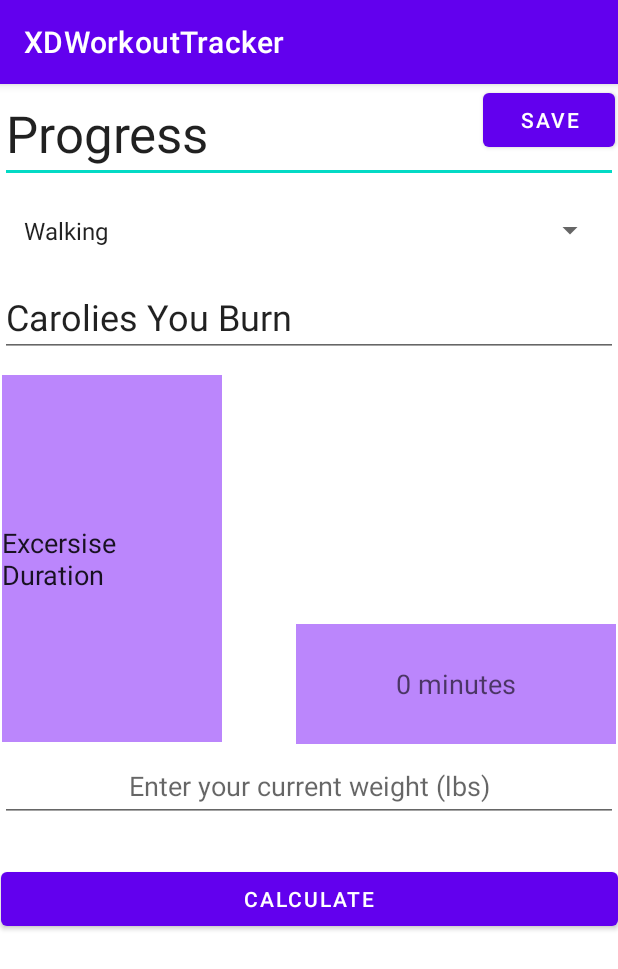
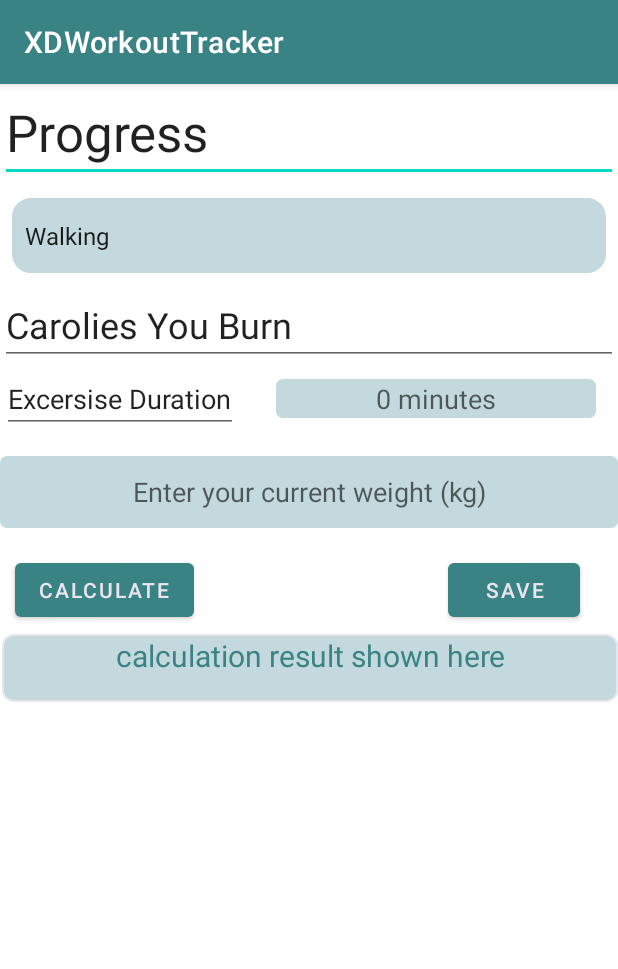
Before and after one commit to xmiao96/XDWorkoutTracker, an Android app: the progress screen opened directly, with no data from a screen before it, on a phone screen of 412 x 824 dp. Shown: the top 969 px of the screen. Run offline under Robolectric (Android 15) with nearby library versions, the phone set to English and light mode, and no system bars.

Commit message:
Style and layout change v1

```diff
--- a/app/src/main/java/com/example/xdworkouttracker/AlarmCardAdapter.java
+++ b/app/src/main/java/com/example/xdworkouttracker/AlarmCardAdapter.java
@@ -96,8 +96,8 @@ public class AlarmCardAdapter extends RecyclerView.Adapter<AlarmCardAdapter.Alar
 
     public void showDialogMessage(AlertModel currentAlert, Context context){
         AlertDialog.Builder alertDialog = new AlertDialog.Builder(context);
-        AlertDialog show = alertDialog.setTitle("Edit Alarm")
-                .setMessage("Do you want to edit this alarm?")
+        AlertDialog show = alertDialog.setTitle("Delete Alarm")
+                .setMessage("Do you want to delete this alarm?")
                 .setNegativeButton("Delete", new DialogInterface.OnClickListener() {
                     @Override
                     public void onClick(DialogInterface dialog, int clickPosition) {
--- /dev/null
+++ b/app/src/main/res/drawable/bg_shape.xml
@@ -0,0 +1,18 @@
+<?xml version="1.0" encoding="utf-8"?>
+<shape xmlns:android="http://schemas.android.com/apk/res/android">
+    <corners
+        android:bottomLeftRadius="10dp"
+        android:bottomRightRadius="10dp"
+        android:topLeftRadius="10dp"
+        android:topRightRadius="10dp" />
+    <solid android:color="@color/teal_1" />
+
+    <stroke
+        android:width="5dp"
+        android:color="@color/teal_1" />
+
+    <padding
+        android:bottom="1dp"
+        android:left="1dp"
+        android:right="1dp"
+        android:top="1dp" /></shape>
--- /dev/null
+++ b/app/src/main/res/drawable/bg_shape_2.xml
@@ -0,0 +1,18 @@
+<?xml version="1.0" encoding="utf-8"?>
+<shape xmlns:android="http://schemas.android.com/apk/res/android">
+    <corners
+        android:bottomLeftRadius="4dp"
+        android:bottomRightRadius="4dp"
+        android:topLeftRadius="4dp"
+        android:topRightRadius="4dp" />
+    <solid android:color="@color/teal_1" />
+
+    <stroke
+        android:width="1dp"
+        android:color="@color/teal_1" />
+
+    <padding
+        android:bottom="1dp"
+        android:left="1dp"
+        android:right="1dp"
+        android:top="1dp" /></shape>
--- /dev/null
+++ b/app/src/main/res/drawable/bg_shape_result.xml
@@ -0,0 +1,18 @@
+<?xml version="1.0" encoding="utf-8"?>
+<shape xmlns:android="http://schemas.android.com/apk/res/android">
+    <corners
+        android:bottomLeftRadius="7dp"
+        android:bottomRightRadius="7dp"
+        android:topLeftRadius="7dp"
+        android:topRightRadius="7dp" />
+    <solid android:color="@color/teal_1" />
+
+    <stroke
+        android:width="1dp"
+        android:color="@color/pink_50" />
+
+    <padding
+        android:bottom="1dp"
+        android:left="1dp"
+        android:right="1dp"
+        android:top="1dp" /></shape>
--- a/app/src/main/res/layout/activity_progress.xml
+++ b/app/src/main/res/layout/activity_progress.xml
@@ -6,44 +6,31 @@
     android:layout_height="match_parent"
     tools:context=".progress">
 
+    <LinearLayout
+        android:layout_width="match_parent"
+        android:layout_height="match_parent"
+        android:orientation="vertical"
+        app:layout_constraintEnd_toEndOf="parent"
+        app:layout_constraintHorizontal_bias="0.0"
+        app:layout_constraintStart_toStartOf="parent"
+        app:layout_constraintTop_toTopOf="parent">
+
+        <LinearLayout
+            android:layout_width="match_parent"
+            android:layout_height="68dp"
+            android:orientation="horizontal">
+
             <EditText
                 android:id="@+id/progress_title"
-        android:layout_width="0dp"
-        android:layout_height="wrap_content"
+                android:layout_width="match_parent"
+                android:layout_height="65dp"
                 android:layout_marginBottom="128dp"
                 android:ems="10"
                 android:inputType="textPersonName"
                 android:text="Progress"
-        android:textSize="34sp"
-        app:layout_constraintBottom_toTopOf="@+id/timeInput"
-        app:layout_constraintEnd_toEndOf="parent"
-        app:layout_constraintStart_toStartOf="parent"
-        app:layout_constraintTop_toTopOf="parent" />
+                android:textSize="34sp" />
 
-    <Button
-        android:id="@+id/save_btn"
-        android:layout_width="wrap_content"
-        android:layout_height="wrap_content"
-        android:layout_marginEnd="2dp"
-        android:text="Save"
-        app:layout_constraintEnd_toEndOf="parent"
-        app:layout_constraintTop_toTopOf="parent" />
-
-    <EditText
-        android:id="@+id/carolies_title"
-        android:layout_width="0dp"
-        android:layout_height="wrap_content"
-        android:ems="10"
-        android:inputType="none"
-        android:minHeight="48dp"
-        android:text="Carolies You Burn"
-        android:textSize="24sp"
-        app:layout_constraintBottom_toBottomOf="parent"
-        app:layout_constraintEnd_toEndOf="parent"
-        app:layout_constraintHorizontal_bias="0.0"
-        app:layout_constraintStart_toStartOf="parent"
-        app:layout_constraintTop_toBottomOf="@+id/progress_title"
-        app:layout_constraintVertical_bias="0.097" />
+        </LinearLayout>
 
         <Spinner
             android:id="@+id/spinner_activities"
@@ -53,80 +40,104 @@
             android:layout_marginTop="8dp"
             android:layout_marginEnd="8dp"
             android:layout_marginBottom="8dp"
+            android:background="@drawable/bg_shape"
+            android:dropDownWidth="wrap_content"
             android:entries="@array/activity_list"
-        app:layout_constraintBottom_toTopOf="@+id/carolies_title"
-        app:layout_constraintEnd_toEndOf="parent"
-        app:layout_constraintStart_toStartOf="parent"
-        app:layout_constraintTop_toBottomOf="@+id/progress_title"
             tools:ignore="SpeakableTextPresentCheck" />
 
         <EditText
-        android:id="@+id/timeInput"
-        android:layout_width="0dp"
-        android:layout_height="0dp"
-        android:layout_marginStart="1dp"
-        android:layout_marginEnd="49dp"
-        android:layout_marginBottom="329dp"
-        android:background="@color/purple_200"
+            android:id="@+id/carolies_title"
+            android:layout_width="match_parent"
+            android:layout_height="wrap_content"
             android:ems="10"
             android:inputType="none"
-        android:text="Excersise Duration"
-        app:layout_constraintBottom_toBottomOf="parent"
-        app:layout_constraintEnd_toStartOf="@+id/numberInput"
-        app:layout_constraintStart_toStartOf="parent"
-        app:layout_constraintTop_toBottomOf="@+id/progress_title" />
+            android:minHeight="48dp"
+            android:text="Carolies You Burn"
+            android:textSize="24sp" />
+
+        <LinearLayout
+            android:layout_width="match_parent"
+            android:layout_height="wrap_content"
+            android:orientation="horizontal">
+
+            <EditText
+                android:id="@+id/timeInput"
+                android:layout_width="157dp"
+                android:layout_height="wrap_content"
+                android:layout_marginStart="1dp"
+                android:layout_marginEnd="25dp"
+                android:layout_marginBottom="15dp"
+                android:ems="10"
+                android:inputType="none"
+                android:text="Excersise Duration" />
 
             <EditText
                 android:id="@+id/numberInput"
                 android:layout_width="wrap_content"
-        android:layout_height="80dp"
+                android:layout_height="wrap_content"
                 android:layout_marginEnd="1dp"
-        android:layout_marginBottom="328dp"
-        android:background="@color/purple_200"
+                android:layout_marginBottom="15dp"
+                android:background="@drawable/bg_shape_2"
                 android:ems="10"
                 android:hint="0 minutes"
                 android:inputType="number"
-        android:textAlignment="center"
-        app:layout_constraintBottom_toBottomOf="parent"
-        app:layout_constraintEnd_toEndOf="parent"
-        app:layout_constraintHorizontal_bias="0.96"
-        app:layout_constraintStart_toEndOf="@+id/timeInput" />
+                android:shadowRadius="3"
+                android:textAlignment="center" />
+        </LinearLayout>
 
         <EditText
             android:id="@+id/weightInput"
-        android:layout_width="0dp"
+            android:layout_width="match_parent"
             android:layout_height="wrap_content"
-        android:layout_marginBottom="276dp"
+            android:layout_marginBottom="2dp"
+            android:background="@drawable/bg_shape_2"
             android:ems="10"
-        android:hint="Enter your current weight (lbs)"
+            android:hint="Enter your current weight (kg)"
             android:inputType="number"
             android:minHeight="48dp"
-        android:textAlignment="center"
-        app:layout_constraintBottom_toBottomOf="parent"
-        app:layout_constraintEnd_toEndOf="parent"
-        app:layout_constraintHorizontal_bias="1.0"
-        app:layout_constraintStart_toStartOf="parent" />
+            android:textAlignment="center" />
+
+        <LinearLayout
+            android:layout_width="match_parent"
+            android:layout_height="wrap_content"
+            android:orientation="horizontal">
 
             <Button
                 android:id="@+id/calculate_btn"
-        android:layout_width="411dp"
+                android:layout_width="wrap_content"
                 android:layout_height="wrap_content"
-        android:layout_marginTop="27dp"
-        android:text="Calculate"
-        app:layout_constraintEnd_toEndOf="parent"
-        app:layout_constraintTop_toBottomOf="@+id/weightInput" />
+                android:layout_marginStart="10dp"
+                android:layout_marginTop="15dp"
+                android:text="Calculate" />
+
+            <Space
+                android:layout_width="wrap_content"
+                android:layout_height="wrap_content"
+                android:layout_weight="1" />
+
+            <Button
+                android:id="@+id/save_btn"
+                android:layout_width="wrap_content"
+                android:layout_height="wrap_content"
+                android:layout_marginTop="15dp"
+                android:layout_marginEnd="25dp"
+                android:text="Save" />
+        </LinearLayout>
 
         <TextView
             android:id="@+id/calculation_result"
-        android:layout_width="405dp"
-        android:layout_height="148dp"
+            android:layout_width="match_parent"
+            android:layout_height="45dp"
             android:layout_marginStart="1dp"
-        android:layout_marginTop="20dp"
-        android:layout_marginBottom="34dp"
+            android:layout_marginTop="5dp"
+            android:layout_marginBottom="30dp"
+            android:background="@drawable/bg_shape_result"
+            android:hint="calculation result shown here"
+            android:textAlignment="center"
             android:textColor="@color/black"
-        android:textSize="34sp"
-        app:layout_constraintBottom_toBottomOf="parent"
-        app:layout_constraintStart_toStartOf="parent"
-        app:layout_constraintTop_toBottomOf="@+id/calculate_btn" />
+            android:textColorHint="@color/teal_4"
+            android:textSize="20sp" />
+
+    </LinearLayout>
 
 </androidx.constraintlayout.widget.ConstraintLayout>
--- a/app/src/main/res/layout/fragment_process.xml
+++ b/app/src/main/res/layout/fragment_process.xml
@@ -20,7 +20,7 @@
             android:layout_height="100dp"
             android:backgroundTint="@color/add_process_color"
             android:text=" + Add New Process"
-            android:textColor="@color/add_process_text_color"
+            android:textColor="@color/teal_1"
             android:textSize="20sp"
             android:textStyle="bold" />
 
--- a/app/src/main/res/values/colors.xml
+++ b/app/src/main/res/values/colors.xml
@@ -10,4 +10,11 @@
     <color name="add_process_color">#BCB4B4</color>
     <color name="add_process_text_color">#FF6200EE</color>
     <color name="transparentColor" >#00FFFFFF</color>
+    <!-- Theme with fresh color, light -->
+    <color name="teal_1" >#C3D9DD</color>
+    <color name="teal_2" >#97BEBE</color>
+    <color name="teal_3" >#569B96</color>
+    <color name="teal_4" >#3A8385</color>
+    <color name="pink_50" >#EAE4EC</color>
+
 </resources>
--- a/app/src/main/res/values/styles.xml
+++ b/app/src/main/res/values/styles.xml
@@ -12,4 +12,8 @@
         <item name="android:backgroundDimEnabled">true</item>
         <item name="background">@color/transparentColor</item>
     </style>
+
+
+
+
 </resources>
--- a/app/src/main/res/values/themes.xml
+++ b/app/src/main/res/values/themes.xml
@@ -2,9 +2,9 @@
     <!-- Base application theme. -->
     <style name="Theme.XDWorkoutTracker" parent="Theme.MaterialComponents.DayNight.DarkActionBar">
         <!-- Primary brand color. -->
-        <item name="colorPrimary">@color/purple_500</item>
-        <item name="colorPrimaryVariant">@color/purple_700</item>
-        <item name="colorOnPrimary">@color/white</item>
+        <item name="colorPrimary">@color/teal_4</item>
+        <item name="colorPrimaryVariant">@color/teal_3</item>
+        <item name="colorOnPrimary">@color/pink_50</item>
         <!-- Secondary brand color. -->
         <item name="colorSecondary">@color/teal_200</item>
         <item name="colorSecondaryVariant">@color/teal_700</item>
```
Also changed, not shown: app/src/main/res/drawable/bg_shape_3.xml (added, +18 -0 lines), app/src/main/res/drawable/bg_shape_4.xml (added, +17 -0 lines), app/src/main/res/layout/alarm_card.xml (+4 -4 lines), app/src/main/res/layout/list_process.xml (+42 -23 lines). Lines whose indentation alone changed are shown as unchanged.
